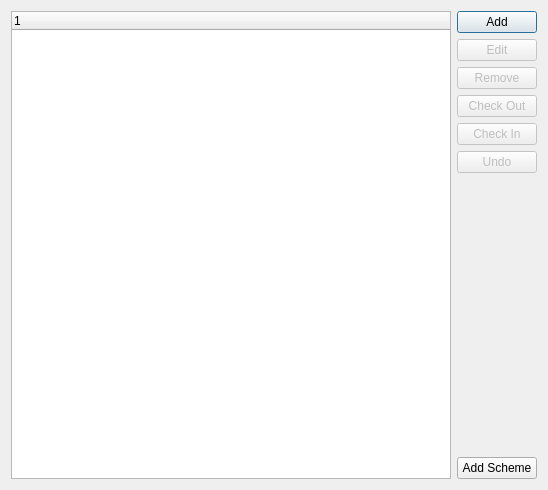
Above: u7/DialogAFBLEditor.ui from whiteman-kr/u7set before the change. Below: the same form after it.
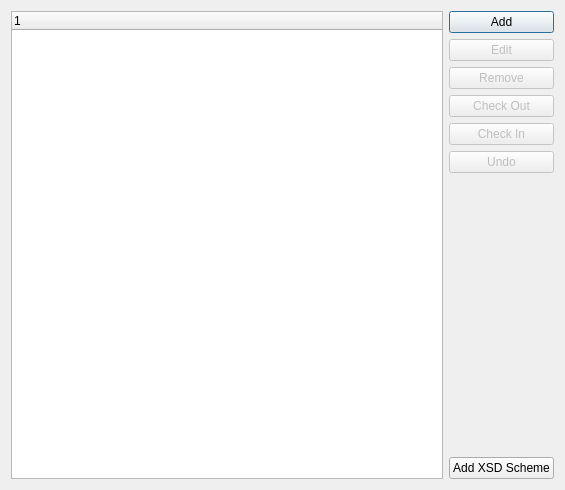
That is the form after the change.

```diff
--- a/u7/DialogAFBLEditor.ui
+++ b/u7/DialogAFBLEditor.ui
@@ -6,7 +6,7 @@
    <rect>
     <x>0</x>
     <y>0</y>
-    <width>548</width>
+    <width>565</width>
     <height>490</height>
    </rect>
   </property>
@@ -103,7 +103,7 @@
        <item>
         <widget class="QPushButton" name="m_addXsd">
          <property name="text">
-          <string>Add Scheme</string>
+          <string>Add XSD Scheme</string>
          </property>
         </widget>
        </item>
```
